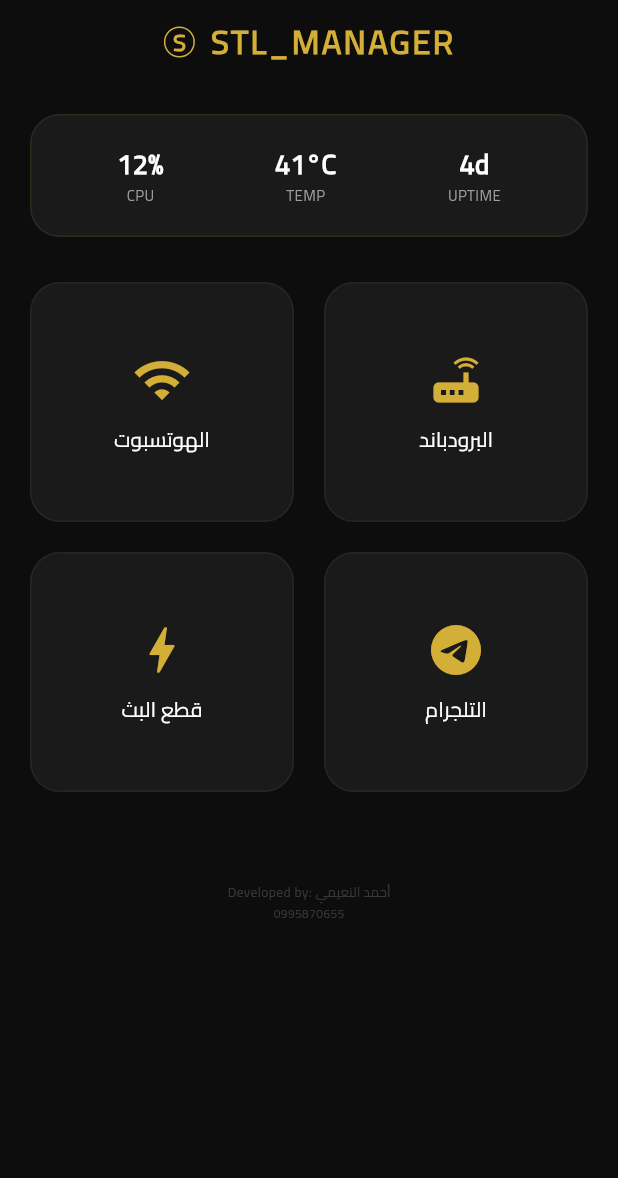
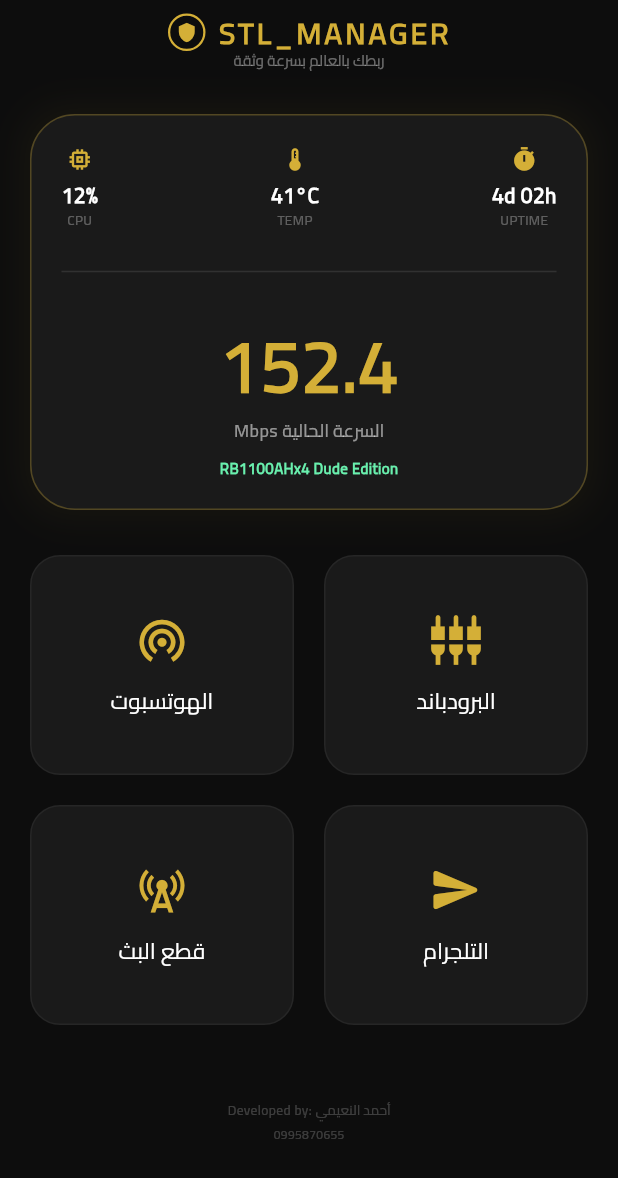
Before and after one commit to hmoodyking888-source/STL_Manager, a Flutter app: the screen it shows after launch, on a phone screen of 412 x 824 dp. Shown: the top 1178 px of the screen. Run offline on Flutter 3.47's test engine with Material 3 defaults, Android fonts, the phone set to English and light mode, and no system bars; our stand-ins replace animate_do, flutter_screenutil, font_awesome_flutter, google_fonts, lottie; network calls fail.

Commit message:
Update Dashboard UI, add MikroTik Service, and final YAML config

```diff
--- a/lib/screens/dashboard_screen.dart
+++ b/lib/screens/dashboard_screen.dart
@@ -1,6 +1,6 @@
 import 'package:flutter/material.dart';
 import '../app_config.dart';
-import '../services/auth_service.dart';
+import '../services/mikrotik_service.dart';
 import 'hotspot_screen.dart';
 import 'pppoe_screen.dart';
 import 'infrastructure_screen.dart';
@@ -14,129 +14,177 @@
 }
 
 class _DashboardScreenState extends State<DashboardScreen> {
-  bool isExpired = false;
-  bool isLoading = true;
-
-  @override
-  void initState() {
-    super.initState();
-    _checkSubscription();
-  }
-
-  void _checkSubscription() async {
-    bool expired = await AuthService.checkSubscriptionStatus();
-    if (mounted) {
-      setState(() {
-        isExpired = expired;
-        isLoading = false;
-      });
-    }
-  }
+  // متغيرات حالة النظام (سيتم ربطها بـ MikroTikService لاحقاً)
+  String cpuLoad = "12%";
+  String temperature = "41°C";
+  String uptime = "4d 02h";
+  String currentSpeed = "152.4";
 
   @override
   Widget build(BuildContext context) {
-    if (isLoading) {
-      return const Scaffold(
-        backgroundColor: AppConfig.backgroundBlack,
-        body: Center(
-            child: CircularProgressIndicator(color: AppConfig.primaryGold)),
-      );
-    }
-
     return Scaffold(
       backgroundColor: AppConfig.backgroundBlack,
-      appBar: AppBar(
-        backgroundColor: AppConfig.backgroundBlack,
-        elevation: 0,
-        title: Row(
-          mainAxisSize: MainAxisSize.min,
+      appBar: _buildAppBar(),
+      body: SingleChildScrollView(
+        physics: const BouncingScrollPhysics(),
+        padding: const EdgeInsets.symmetric(horizontal: 20, vertical: 10),
+        child: Column(
+          crossAxisAlignment: CrossAxisAlignment.center,
           children: [
-            Container(
-              padding: const EdgeInsets.all(5),
-              decoration: BoxDecoration(
-                border: Border.all(color: AppConfig.primaryGold, width: 1),
-                shape: BoxShape.circle,
-              ),
-              child: const Text(AppConfig.appLogoText,
-                  style: TextStyle(
-                      color: AppConfig.primaryGold,
-                      fontSize: 16,
-                      fontWeight: FontWeight.bold)),
-            ),
-            const SizedBox(width: 10),
-            const Text(AppConfig.appBarTitle,
-                style: TextStyle(
-                    color: AppConfig.primaryGold,
-                    fontWeight: FontWeight.bold,
-                    letterSpacing: 1.5)),
-          ],
-        ),
-        centerTitle: true,
-      ),
-      body: SingleChildScrollView(
-        padding: const EdgeInsets.all(20),
-        child: Column(
-          children: [
-            _buildStatusHeader(),
+            const SizedBox(height: 10),
+            _buildMainMonitor(), // شاشة المراقبة الذهبية
             const SizedBox(height: 30),
-            _buildGridMenu(context),
-            const SizedBox(height: 60),
-            _buildHiddenSignature(),
+            _buildActionGrid(context), // شبكة الأزرار
+            const SizedBox(height: 50),
+            _buildHiddenSignature(), // توقيعك الشخصي
           ],
         ),
       ),
     );
   }
 
-  Widget _buildStatusHeader() {
-    return Container(
-      padding: const EdgeInsets.all(20),
+  // رأس الصفحة (AppBar) بتصميم عصري
+  PreferredSizeWidget _buildAppBar() {
+    return AppBar(
+      backgroundColor: Colors.transparent,
+      elevation: 0,
+      centerTitle: true,
+      title: Column(
+        children: [
+          Row(
+            mainAxisSize: MainAxisSize.min,
+            children: [
+              Container(
+                padding: const EdgeInsets.all(4),
                 decoration: BoxDecoration(
-        color: AppConfig.cardGrey,
-        borderRadius: BorderRadius.circular(20),
-        border: Border.all(color: AppConfig.primaryGold.withOpacity(0.1)),
+                  border: Border.all(color: AppConfig.primaryGold, width: 1.5),
+                  shape: BoxShape.circle,
                 ),
-      child: Row(
-        mainAxisAlignment: MainAxisAlignment.spaceAround,
-        children: [
-          _stat("CPU", "12%"),
-          _stat("TEMP", "41°C"),
-          _stat("UPTIME", "4d"),
+                child: const Icon(Icons.shield,
+                    color: AppConfig.primaryGold, size: 14),
+              ),
+              const SizedBox(width: 8),
+              const Text(
+                AppConfig.appBarTitle,
+                style: TextStyle(
+                  color: AppConfig.primaryGold,
+                  fontWeight: FontWeight.bold,
+                  letterSpacing: 2,
+                  fontSize: 20,
+                ),
+              ),
+            ],
+          ),
+          const Text(
+            "ربطك بالعالم بسرعة وثقة",
+            style: TextStyle(color: Colors.white38, fontSize: 10),
+          ),
         ],
       ),
     );
   }
 
-  static Widget _stat(String label, String value) {
+  // كرت المراقبة الرئيسي (Dashboard Header)
+  Widget _buildMainMonitor() {
+    return Container(
+      width: double.infinity,
+      padding: const EdgeInsets.all(20),
+      decoration: BoxDecoration(
+        color: AppConfig.cardGrey,
+        borderRadius: BorderRadius.circular(30),
+        border:
+            Border.all(color: AppConfig.primaryGold.withOpacity(0.3), width: 1),
+        boxShadow: [
+          BoxShadow(
+            color: AppConfig.primaryGold.withOpacity(0.05),
+            blurRadius: 20,
+            spreadRadius: 5,
+          )
+        ],
+      ),
+      child: Column(
+        children: [
+          // العدادات العلوية
+          Row(
+            mainAxisAlignment: MainAxisAlignment.spaceBetween,
+            children: [
+              _buildSmallStat("CPU", cpuLoad, Icons.memory),
+              _buildSmallStat("TEMP", temperature, Icons.thermostat),
+              _buildSmallStat("UPTIME", uptime, Icons.timer),
+            ],
+          ),
+          const Padding(
+            padding: EdgeInsets.symmetric(vertical: 20),
+            child: Divider(color: Colors.white10, thickness: 1),
+          ),
+          // منطقة السرعة الحالية (Speedometer Style)
+          Column(
+            children: [
+              Text(
+                currentSpeed,
+                style: const TextStyle(
+                  color: AppConfig.primaryGold,
+                  fontSize: 48,
+                  fontWeight: FontWeight.bold,
+                  fontFamily: 'Cairo',
+                ),
+              ),
+              const Text(
+                "Mbps السرعة الحالية",
+                style: TextStyle(color: Colors.white54, fontSize: 12),
+              ),
+              const SizedBox(height: 10),
+              const Text(
+                "RB1100AHx4 Dude Edition",
+                style: TextStyle(
+                    color: Colors.greenAccent,
+                    fontSize: 10,
+                    fontWeight: FontWeight.bold),
+              ),
+            ],
+          ),
+        ],
+      ),
+    );
+  }
+
+  Widget _buildSmallStat(String label, String value, IconData icon) {
     return Column(
       children: [
+        Icon(icon, color: AppConfig.primaryGold, size: 18),
+        const SizedBox(height: 5),
         Text(value,
-            style: TextStyle(
+            style: const TextStyle(
                 color: Colors.white,
                 fontWeight: FontWeight.bold,
-                fontSize: 18)),
-        Text(label, style: TextStyle(color: Colors.grey, fontSize: 10)),
+                fontSize: 14)),
+        Text(label, style: const TextStyle(color: Colors.white30, fontSize: 9)),
       ],
     );
   }
 
-  Widget _buildGridMenu(BuildContext context) {
-    final List<Map<String, dynamic>> menuItems = [
-      {"title": "الهوتسبوت", "icon": Icons.wifi, "page": const HotspotScreen()},
+  // شبكة الأزرار (Grid Menu)
+  Widget _buildActionGrid(BuildContext context) {
+    final List<Map<String, dynamic>> items = [
       {
-        "title": "البرودباند",
-        "icon": Icons.router,
-        "page": const PPPoEScreen()
+        "name": "الهوتسبوت",
+        "icon": Icons.wifi_tethering,
+        "screen": const HotspotScreen()
       },
       {
-        "title": "قطع البث",
-        "icon": Icons.bolt,
-        "page": const InfrastructureScreen()
+        "name": "البرودباند",
+        "icon": Icons.settings_input_component,
+        "screen": const PPPoEScreen()
       },
       {
-        "title": "التلجرام",
-        "icon": Icons.telegram,
-        "page": const TelegramActivationScreen()
+        "name": "قطع البث",
+        "icon": Icons.cell_tower,
+        "screen": const InfrastructureScreen()
+      },
+      {
+        "name": "التلجرام",
+        "icon": Icons.send_rounded,
+        "screen": const TelegramActivationScreen()
       },
     ];
 
@@ -147,11 +195,13 @@
         crossAxisCount: 2,
         mainAxisSpacing: 20,
         crossAxisSpacing: 20,
-          childAspectRatio: 1.1),
-      itemCount: menuItems.length,
-      itemBuilder: (context, index) => InkWell(
+        childAspectRatio: 1.2,
+      ),
+      itemCount: items.length,
+      itemBuilder: (context, index) {
+        return InkWell(
           onTap: () => Navigator.push(context,
-            MaterialPageRoute(builder: (c) => menuItems[index]['page'])),
+              MaterialPageRoute(builder: (c) => items[index]['screen'])),
           child: Container(
             decoration: BoxDecoration(
               color: AppConfig.cardGrey,
@@ -161,28 +211,39 @@
             child: Column(
               mainAxisAlignment: MainAxisAlignment.center,
               children: [
-              Icon(menuItems[index]['icon'],
-                  color: AppConfig.primaryGold, size: 40),
-              const SizedBox(height: 10),
-              Text(menuItems[index]['title'],
-                  style: const TextStyle(color: Colors.white, fontSize: 14)),
+                Icon(items[index]['icon'],
+                    color: AppConfig.primaryGold, size: 36),
+                const SizedBox(height: 12),
+                Text(
+                  items[index]['name'],
+                  style: const TextStyle(
+                      color: Colors.white,
+                      fontWeight: FontWeight.w500,
+                      fontSize: 15),
+                ),
               ],
             ),
           ),
-      ),
+        );
+      },
     );
   }
 
+  // توقيع المبرمج المخفي
   Widget _buildHiddenSignature() {
     return Opacity(
-      opacity: 0.3, // شفافية عالية ليكون غير ملاحظ
+      opacity: 0.2,
       child: Column(
         children: [
-          Text(AppConfig.appSignature,
-              style: const TextStyle(color: Colors.grey, fontSize: 9)),
-          const SizedBox(height: 2),
-          Text(AppConfig.developerPhone,
-              style: const TextStyle(color: Colors.grey, fontSize: 8)),
+          Text(
+            AppConfig.appSignature,
+            style: const TextStyle(color: Colors.white, fontSize: 9),
+          ),
+          const SizedBox(height: 4),
+          Text(
+            AppConfig.developerPhone,
+            style: const TextStyle(color: Colors.white, fontSize: 8),
+          ),
         ],
       ),
     );
--- a/lib/services/mikrotik_service.dart
+++ b/lib/services/mikrotik_service.dart
@@ -0,0 +1,32 @@
+import 'dart:convert';
+import 'package:http/http.dart' as http;
+
+class MikroTikService {
+  // هذه الدالة ستجلب معلومات النظام (CPU, Temp, Uptime)
+  static Future<Map<String, String>> getSystemResources(
+      String ip, String user, String pass) async {
+    try {
+      // ملاحظة: سنستخدم هنا بروتوكول REST API الخاص بالميكروتك (إصدار 7 فما فوق)
+      // أو سنستخدم مكتبة RouterOS API لاحقاً. حالياً سنجهز الهيكل.
+
+      // مثال للبيانات التي ستعود للتطبيق:
+      return {
+        "cpu": "15%",
+        "temp": "42°C",
+        "uptime": "5d 12h",
+        "voltage": "12.2V"
+      };
+    } catch (e) {
+      return {"cpu": "0%", "temp": "0", "uptime": "Error"};
+    }
+  }
+
+  // دالة حقن سكريبت التلجرام التي ذكرتها في الملخص
+  static Future<bool> injectTelegramScript(
+      String chatID, String botToken) async {
+    String script =
+        "/tool fetch url=\"https://api.telegram.org/bot$botToken/sendMessage?chat_id=$chatID&text=New_User_Detected\"";
+    print("Injecting Script: $script");
+    return true; // سيتم الربط الفعلي مع الراوتر هنا
+  }
+}
```
Also changed, not shown: codemagic.yaml (+8 -9 lines). Lines whose indentation alone changed are shown as unchanged.
